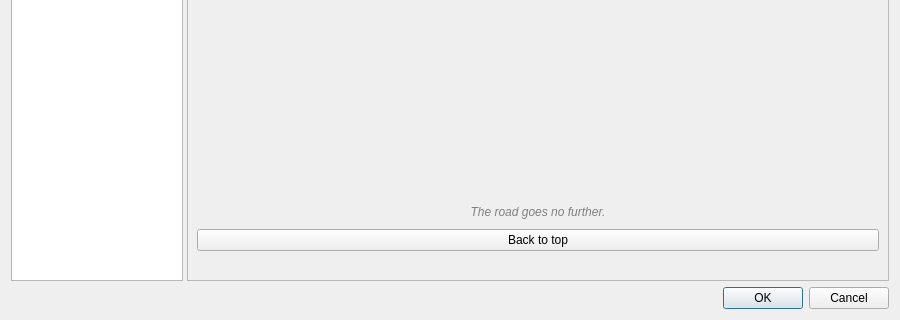
First picture: the form in src/preferences/configdialog.ui, repository nschimme/MMapper, before the edit; both pictures show x 0 to 900 and y 441 to 761 of the 900 by 761 pixel window.
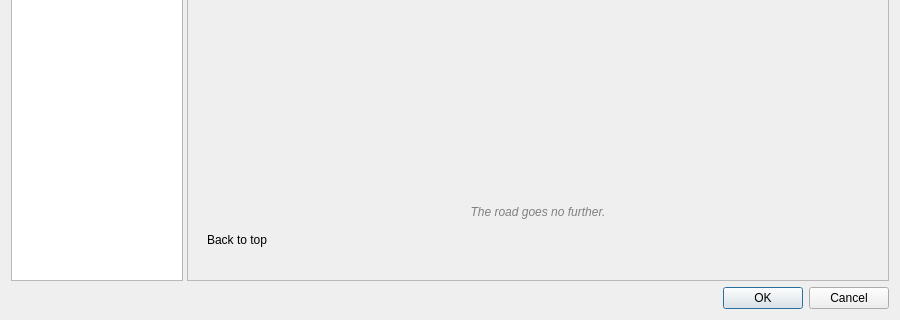
Second picture: the form after the edit.

Commit message: Improve preferences search UX, navigation, and add footer

The edit to the form file:
```diff
--- a/src/preferences/configdialog.ui
+++ b/src/preferences/configdialog.ui
@@ -115,9 +115,18 @@
             </item>
             <item>
              <widget class="QPushButton" name="backToTopBtn">
+              <property name="sizePolicy">
+               <sizepolicy hsizetype="Fixed" vsizetype="Fixed">
+                <horstretch>0</horstretch>
+                <verstretch>0</verstretch>
+               </sizepolicy>
+              </property>
               <property name="text">
                <string>Back to top</string>
               </property>
+              <property name="flat">
+               <bool>true</bool>
+              </property>
              </widget>
             </item>
            </layout>
```
The commit also changes 2 other files.
